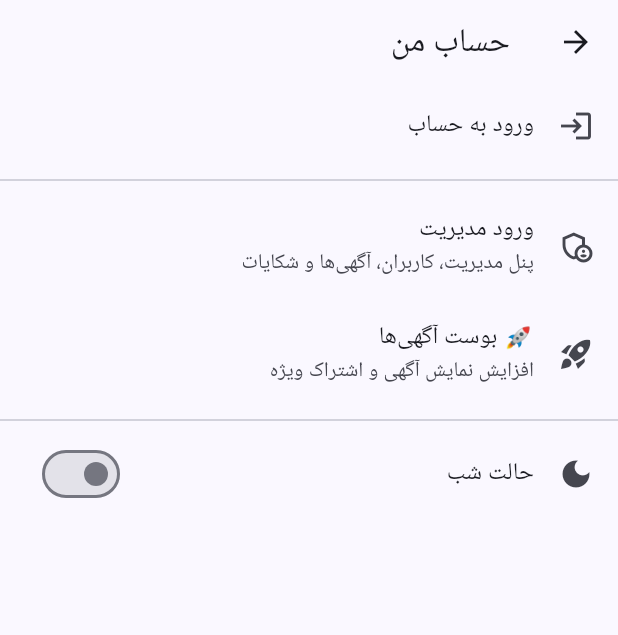
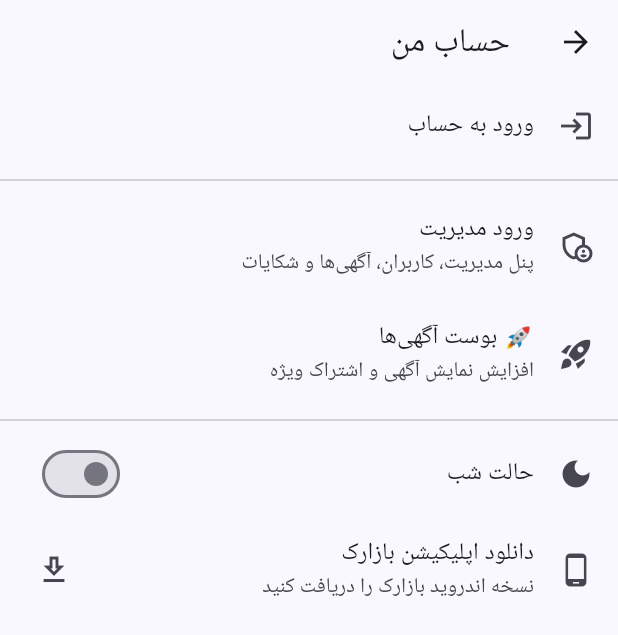
Before and after one commit to aj3157247-bot/-Bazarek, a Flutter app: the ProfileScreen screen opened directly, on a phone screen of 412 x 824 dp. Shown: the top 635 px of the screen. Run offline on Flutter 3.47's test engine with Material 3 defaults, Android fonts, the phone set to English and light mode, and no system bars; our stand-ins replace image_picker, shared_preferences; accounts and stored records are empty; network calls fail; Roboto replaces fonts that are missing (Vazirmatn).

Commit message:
Add files via upload

```diff
--- a/lib/main.dart
+++ b/lib/main.dart
@@ -539,7 +539,7 @@ class ApiService {
     Future<http.Response> send() async {
       final req = http.MultipartRequest('POST', Uri.parse('${ApiConfig.baseUrl}/profile/avatar'));
       if (AuthService.token != null) req.headers['Authorization'] = 'Bearer ${AuthService.token}';
-      req.files.add(http.MultipartFile.fromBytes('avatar', await image.readAsBytes(), filename: image.name));
+      req.files.add(await http.MultipartFile.fromPath('avatar', image.path));
       final streamed = await req.send().timeout(const Duration(seconds: 30));
       return http.Response.fromStream(streamed);
     }
@@ -1629,6 +1629,22 @@ class _ProfileScreenState extends State<ProfileScreen> {
             title: Text(tr(context, 'dark_mode')),
             secondary: const Icon(Icons.dark_mode),
           ),
+          ListTile(
+            leading: const Icon(Icons.phone_android),
+            title: Text(psText(context, 'دانلود اپلیکیشن بازارک', 'د بازارک اپلېکېشن ډاونلوډ')),
+            subtitle: Text(psText(context, 'نسخه اندروید بازارک را دریافت کنید', 'د بازارک د Android نسخه ترلاسه کړئ')),
+            trailing: const Icon(Icons.download_outlined),
+            onTap: () async {
+              const apkUrl = 'https://github.com/aj3157247-bot/Bazarek/releases/latest/download/bazarek.apk';
+              final uri = Uri.parse(apkUrl);
+              final ok = await launchUrl(uri, mode: LaunchMode.externalApplication);
+              if (!ok && context.mounted) {
+                ScaffoldMessenger.of(context).showSnackBar(
+                  SnackBar(content: Text(psText(context, 'لینک دانلود اپلیکیشن باز نشد.', 'د اپلېکېشن د ډاونلوډ لینک پرانیستل شو نه.'))),
+                );
+              }
+            },
+          ),
         ],
       ),
     );
```
